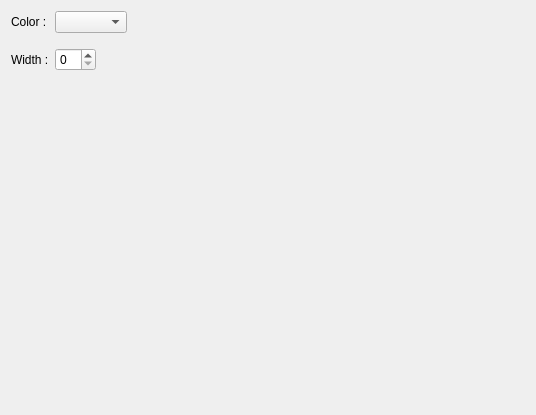
The window that src/config/AppareanceSettings.ui (leroy-anthony/weshtunotes) describes before a commit, drawn with Qt 5.
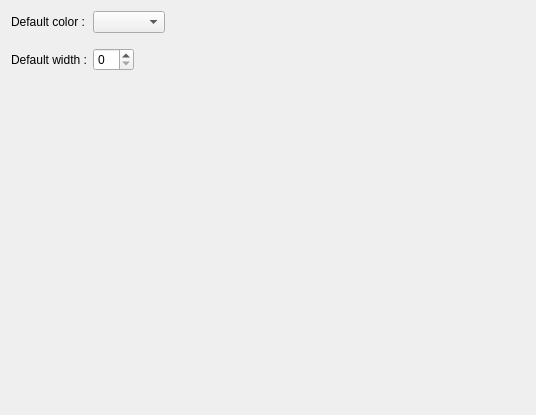
The same window after the commit. Custom widgets are drawn as their Qt base class.

Diff of the .ui file:
```diff
--- a/src/config/AppareanceSettings.ui
+++ b/src/config/AppareanceSettings.ui
@@ -26,7 +26,7 @@
    <item row="0" column="0">
     <widget class="QLabel" name="label">
      <property name="text">
-      <string>Color :</string>
+      <string>Default color :</string>
      </property>
     </widget>
    </item>
@@ -47,7 +47,7 @@
    <item row="2" column="0">
     <widget class="QLabel" name="label_2">
      <property name="text">
-      <string>Width :</string>
+      <string>Default width :</string>
      </property>
     </widget>
    </item>
```
